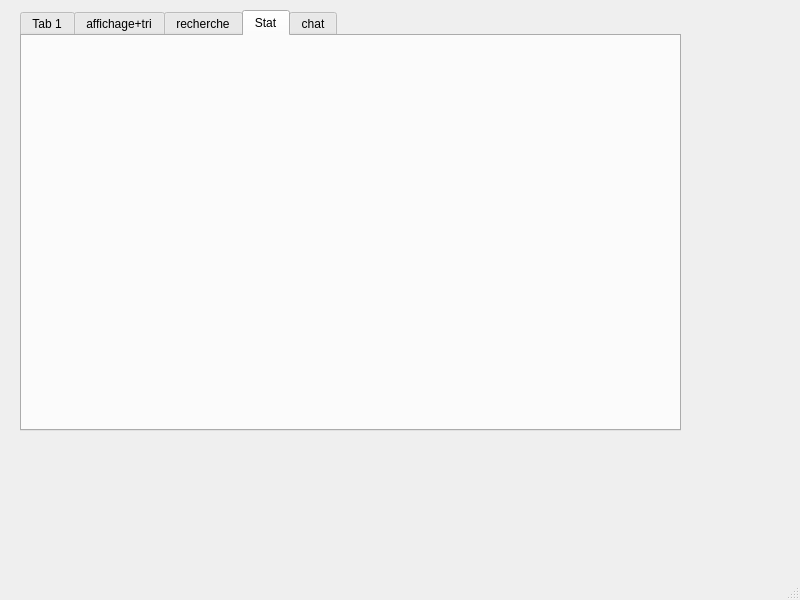
Before: the Qt Designer form mainwindow.ui in houas6/Smart-Recruit-help-center, drawn with Qt 5.
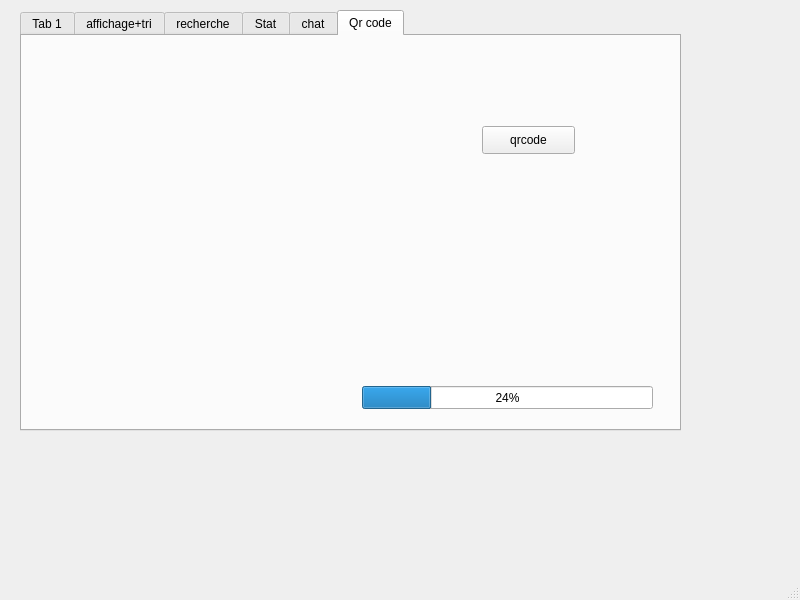
After: the same form once the commit is applied. Custom widgets are drawn as their Qt base class.

Patch:
```diff
--- a/mainwindow.ui
+++ b/mainwindow.ui
@@ -24,7 +24,7 @@
      </rect>
     </property>
     <property name="currentIndex">
-     <number>3</number>
+     <number>5</number>
     </property>
     <widget class="QWidget" name="tab">
      <attribute name="title">
@@ -571,6 +571,50 @@
       </property>
      </widget>
     </widget>
+    <widget class="QWidget" name="tab_6">
+     <attribute name="title">
+      <string>Qr code</string>
+     </attribute>
+     <widget class="QLabel" name="qrlabel">
+      <property name="geometry">
+       <rect>
+        <x>60</x>
+        <y>60</y>
+        <width>301</width>
+        <height>201</height>
+       </rect>
+      </property>
+      <property name="text">
+       <string/>
+      </property>
+     </widget>
+     <widget class="QPushButton" name="qrpushbutton">
+      <property name="geometry">
+       <rect>
+        <x>460</x>
+        <y>90</y>
+        <width>93</width>
+        <height>28</height>
+       </rect>
+      </property>
+      <property name="text">
+       <string>qrcode</string>
+      </property>
+     </widget>
+     <widget class="QProgressBar" name="progressBar">
+      <property name="geometry">
+       <rect>
+        <x>340</x>
+        <y>350</y>
+        <width>291</width>
+        <height>23</height>
+       </rect>
+      </property>
+      <property name="value">
+       <number>24</number>
+      </property>
+     </widget>
+    </widget>
    </widget>
   </widget>
   <widget class="QMenuBar" name="menubar">
```
